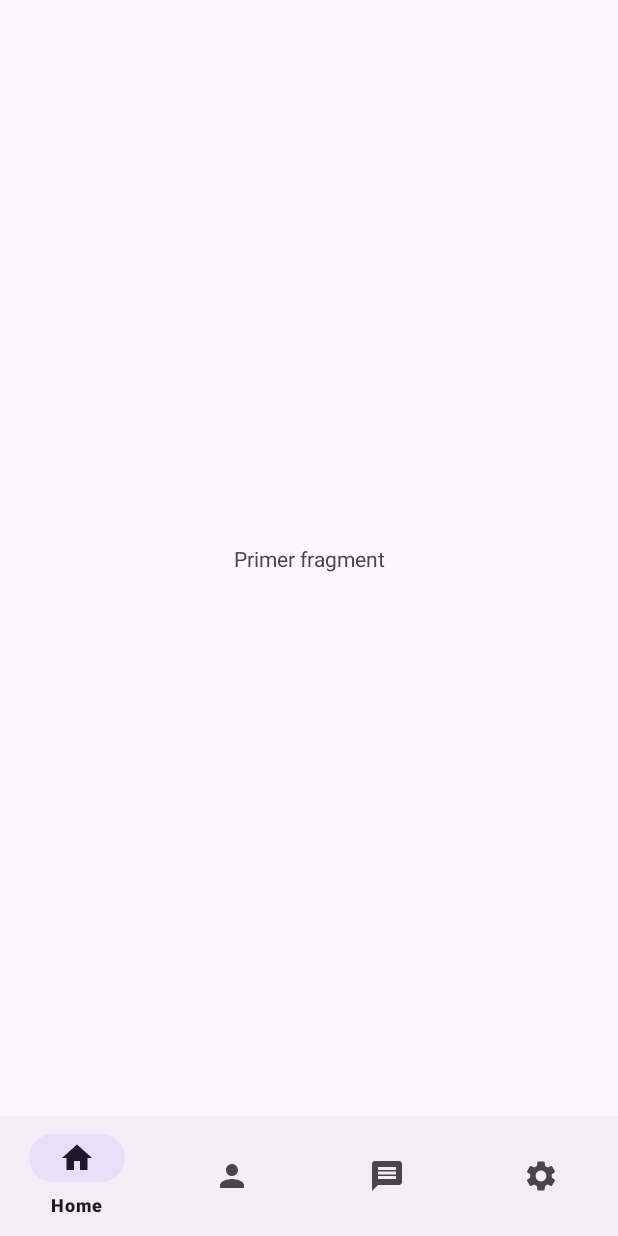
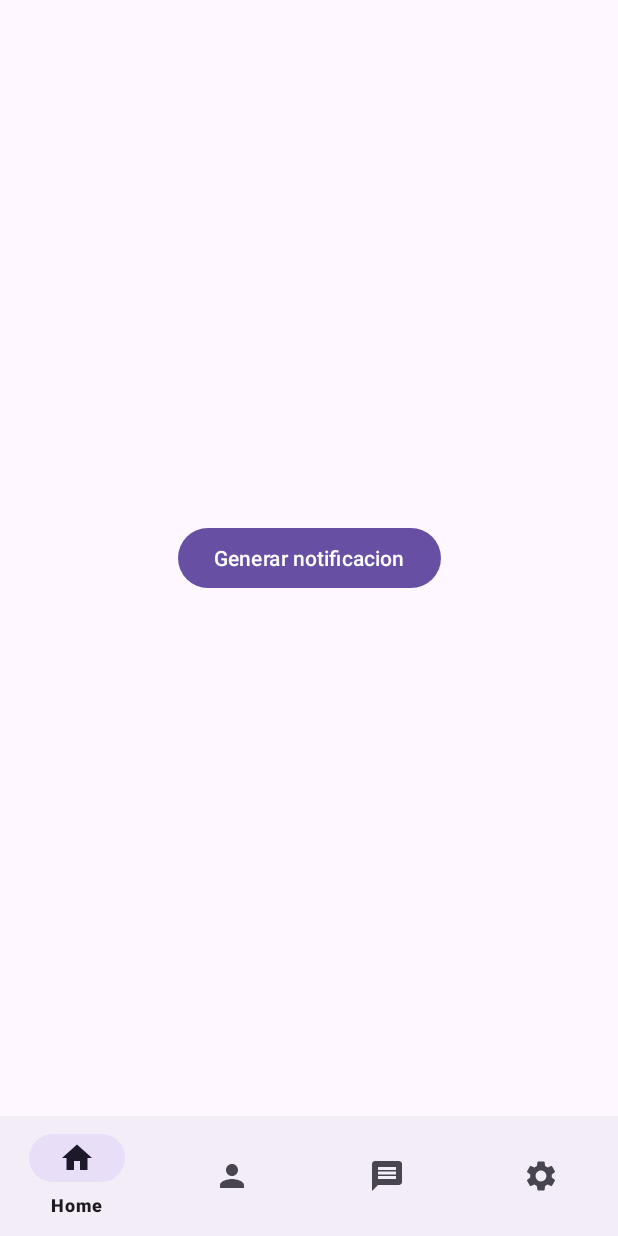
Before and after one commit to JoseJimenezGonzalez/nav-fragments, an Android app: the screen it shows after launch (MainActivity), on a phone screen of 412 x 824 dp. Run offline under Robolectric (Android 15) with nearby library versions, the phone set to English and light mode, and no system bars; our stand-ins replace navigation-ui.

Commit message:
commit ok

```diff
--- a/app/src/main/java/com/example/myapplication/FirstFragment.kt
+++ b/app/src/main/java/com/example/myapplication/FirstFragment.kt
@@ -1,11 +1,17 @@
 package com.example.myapplication
 
+import android.app.NotificationChannel
+import android.app.NotificationManager
+import android.content.Context
+import android.content.Context.NOTIFICATION_SERVICE
+import android.os.Build
 import android.os.Bundle
 import androidx.fragment.app.Fragment
 import android.view.LayoutInflater
 import android.view.View
 import android.view.ViewGroup
 import android.widget.Button
+import androidx.core.app.NotificationCompat
 import androidx.navigation.Navigation.findNavController
 import androidx.navigation.fragment.findNavController
 import com.example.myapplication.databinding.FragmentFirstBinding
@@ -34,6 +40,10 @@ class FirstFragment : Fragment() {
         super.onViewCreated(view, savedInstanceState)
 
         //Codigo
+
+        binding.btnNotification.setOnClickListener {
+            showNotification(requireContext(), "¡Nueva notificación!", "Contenido de la notificación.")
+        }
     }
 
 }
--- a/app/src/main/res/layout/fragment_first.xml
+++ b/app/src/main/res/layout/fragment_first.xml
@@ -7,15 +7,16 @@
     tools:context=".FirstFragment"
     android:id="@+id/firstFragment">
 
-    <TextView
-        android:text="Primer fragment"
+    <Button
+        android:id="@+id/btnNotification"
         android:layout_width="wrap_content"
         android:layout_height="wrap_content"
         app:layout_constraintTop_toTopOf="parent"
         app:layout_constraintEnd_toEndOf="parent"
         app:layout_constraintStart_toStartOf="parent"
-        app:layout_constraintBottom_toBottomOf="parent">
-    </TextView>
+        app:layout_constraintBottom_toBottomOf="parent"
+        android:text="Generar notificacion">
+    </Button>
 
 
 </androidx.constraintlayout.widget.ConstraintLayout>
```
Also changed, not shown: app/src/main/AndroidManifest.xml (+18 -0 lines), app/src/main/java/com/example/myapplication/MyBroadcastReceiver.kt (added, +13 -0 lines), app/src/main/java/com/example/myapplication/Utilidades.kt (added, +34 -0 lines).
